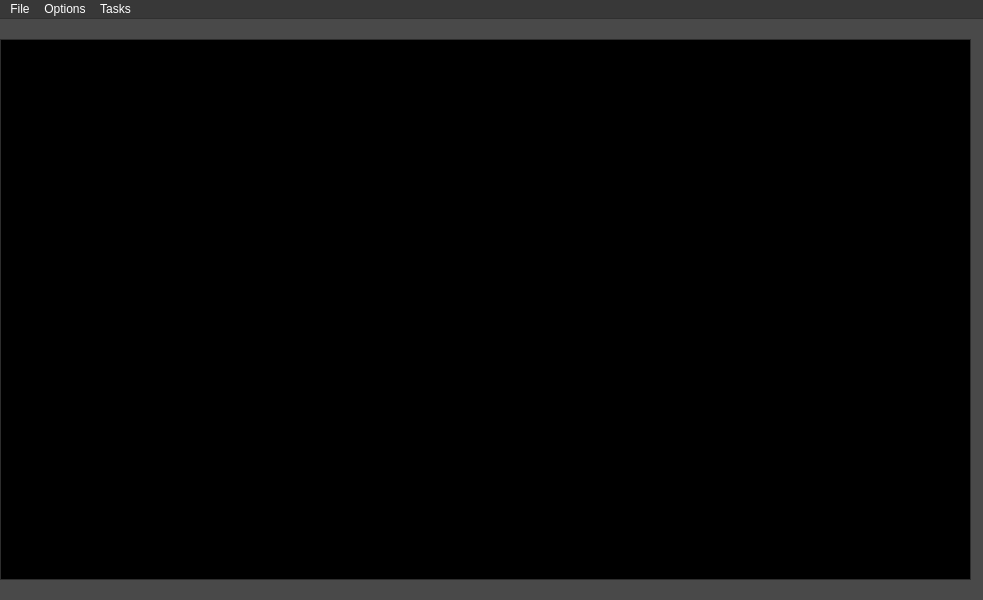
Above: displaywindow.ui from mirabiliss/BookShelf before the change. Below: the same form after it.
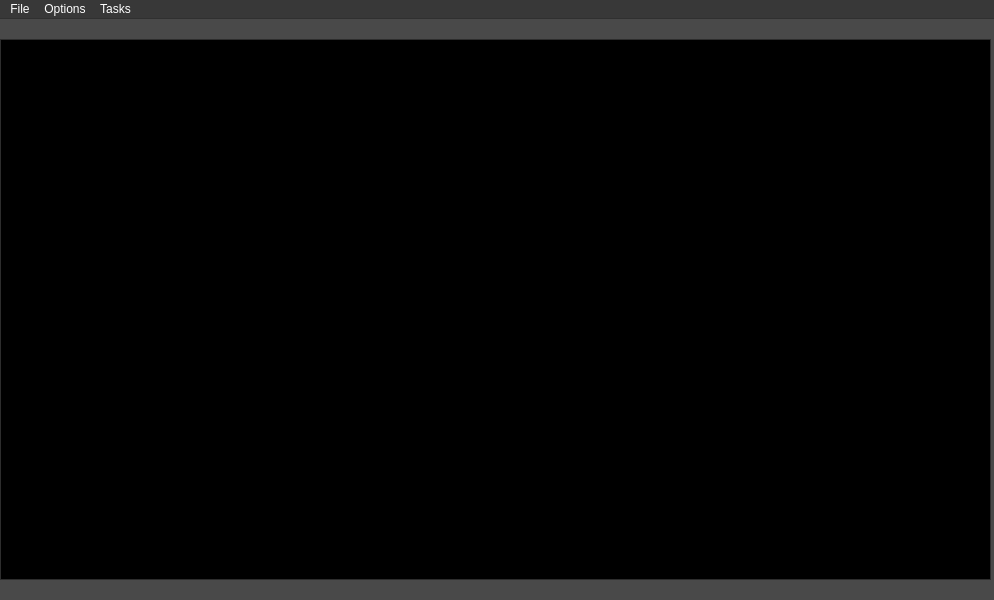
That is the form after the change. Icons and pictures are not drawn.

What changed in the file:
```diff
--- a/displaywindow.ui
+++ b/displaywindow.ui
@@ -6,7 +6,7 @@
    <rect>
     <x>0</x>
     <y>0</y>
-    <width>983</width>
+    <width>994</width>
     <height>600</height>
    </rect>
   </property>
@@ -461,13 +461,13 @@
      <rect>
       <x>0</x>
       <y>20</y>
-      <width>971</width>
+      <width>991</width>
       <height>541</height>
      </rect>
     </property>
     <property name="font">
      <font>
-      <family>Ubuntu</family>
+      <family>URW Bookman</family>
       <pointsize>13</pointsize>
      </font>
     </property>
@@ -481,7 +481,7 @@
     <rect>
      <x>0</x>
      <y>0</y>
-     <width>983</width>
+     <width>994</width>
      <height>24</height>
     </rect>
    </property>
```
Left out of the diff: 31 changed lines with no effect on the pictures.
